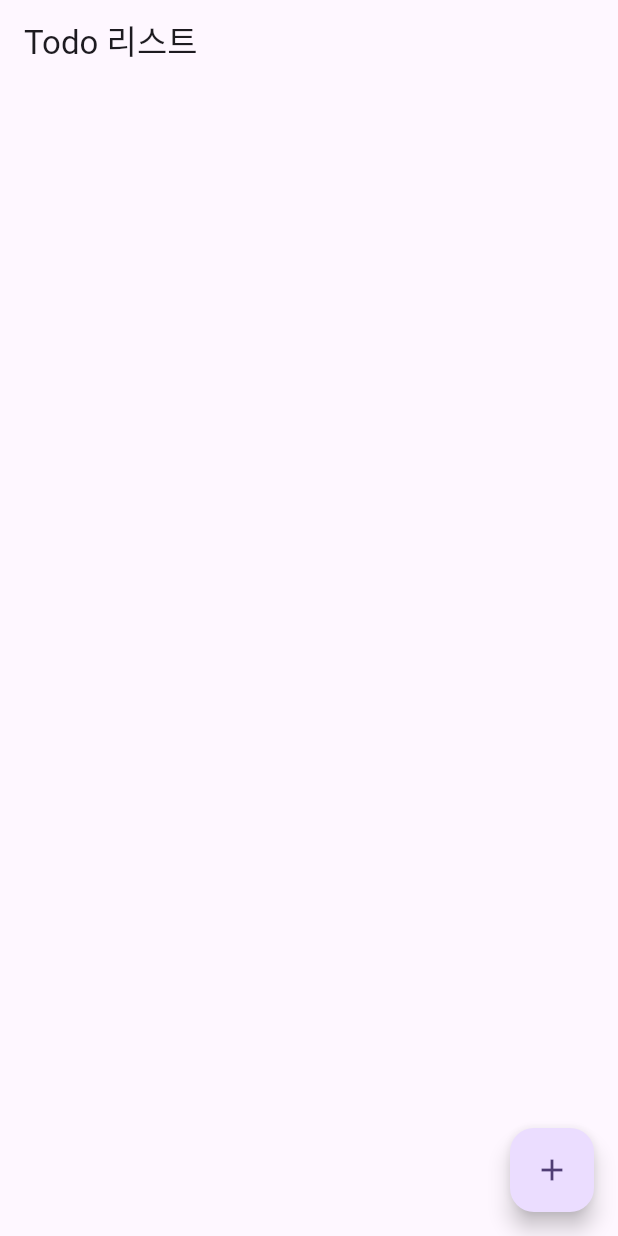
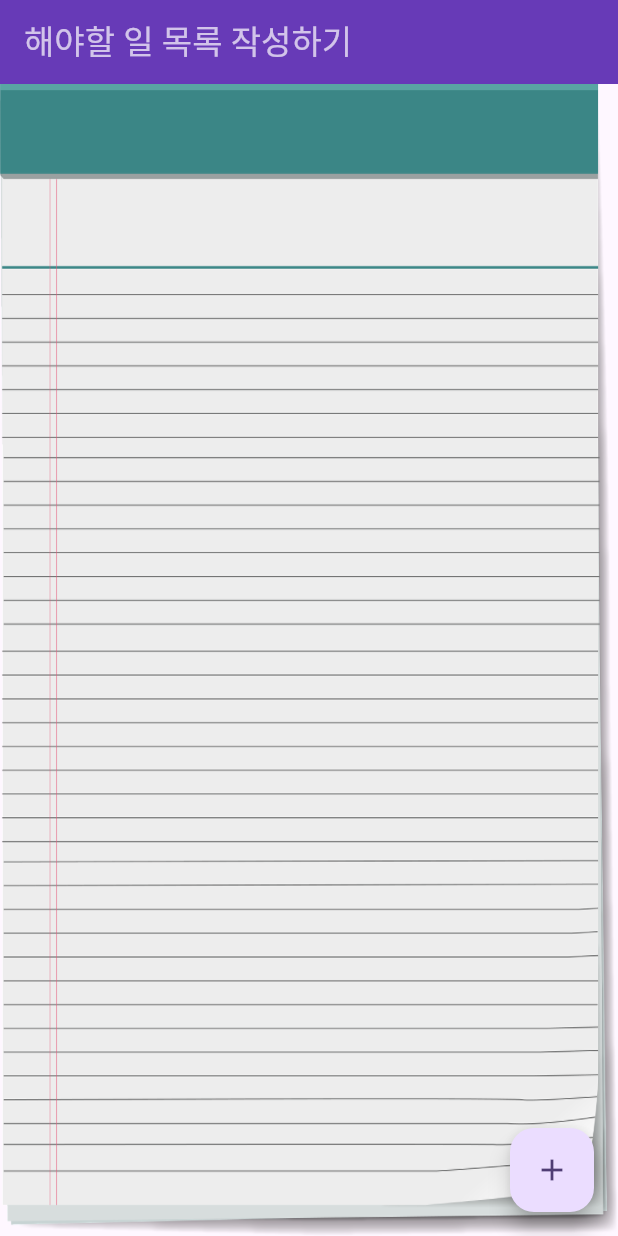
Before and after one commit to hugedreamhd/todolist, a Flutter app: the screen it shows after launch, on a phone screen of 412 x 824 dp. Run offline on Flutter 3.47's test engine with Material 3 defaults, Android fonts, the phone set to English and light mode, and no system bars; our stand-ins replace hive, hive_flutter; accounts and stored records are empty.

Commit message:
feat: todolist 앱 출시한 수정본

```diff
--- a/lib/list_screen.dart
+++ b/lib/list_screen.dart
@@ -33,9 +33,20 @@ class _ListScreenState extends State<ListScreen> {
   Widget build(BuildContext context) {
     return Scaffold(
       appBar: AppBar(
-        title: const Text('Todo 리스트'),
+        backgroundColor: Colors.deepPurple,
+        title: const Text(
+          '해야할 일 목록 작성하기',
+          style: TextStyle(color: Colors.white70),
         ),
-      body: ListView(
+      ),
+      body: Container(
+        decoration: const BoxDecoration(
+         image: DecorationImage(
+           image: AssetImage('assets/img/note_image.png'),
+           fit: BoxFit.fill,
+         ),
+        ),
+        child: ListView(
           //List있는 값을 변환해서 표현할때는 map 함수를 쓰면 된다
           children: todos.values
               .map((e) => TodoItem(
@@ -55,6 +66,7 @@ class _ListScreenState extends State<ListScreen> {
                   ))
               .toList(), //Iterable로 반환되서 List형태로 바꿔줘야한다
         ),
+      ),
       floatingActionButton: FloatingActionButton(
         onPressed: () async {
           await Navigator.push(
--- a/lib/main.dart
+++ b/lib/main.dart
@@ -6,6 +6,7 @@ import 'package:todolist/todo.dart';
 late final Box<Todo> todos; //탑레벨(아무데서나 접근가능한 곳)에 늦게 값을 초기화 하겠다 밑에 todos에서
 
 Future<void> main() async {
+
   await Hive.initFlutter(); //Hive 초기화 await를 왜 제거해도 된다고 그러지?
 //Hive가 todo라는 객체를 알 수 있도록 알려줘야 한당
   Hive.registerAdapter(TodoAdapter()); //준비 완료
@@ -20,7 +21,10 @@ class MyApp extends StatelessWidget {
 
   @override
   Widget build(BuildContext context) {
+
     return MaterialApp(
+      debugShowCheckedModeBanner: false,
+
       title: 'Flutter Demo',
       theme: ThemeData(
         colorScheme: ColorScheme.fromSeed(seedColor: Colors.deepPurple),
--- a/lib/todo_item.dart
+++ b/lib/todo_item.dart
@@ -1,5 +1,6 @@
 import 'package:flutter/material.dart';
 import 'package:intl/intl.dart';
+import 'package:todolist/si_dialog.dart';
 import 'package:todolist/todo.dart';
 
 class TodoItem extends StatelessWidget {
@@ -38,8 +39,15 @@ class TodoItem extends StatelessWidget {
       //int라 String으로 바꾸려고
       trailing: todo.isDone
           ? GestureDetector(
-              onTap: () {
-                onDelete(todo);
+              onTap: () async {
+                // 여기서 지울지 말지 체크
+                // 여기서 상인다이얼로그를 불렀잖아요?
+                // todo_item이라는 친구가 상인다이얼로그한테 물었죠.
+                // 진짜 삭제 할꺼냐?
+                // 그럼 상인 다이얼로그가 예 아니오로 답변을 주는 식.
+                // 상인다이얼로그가 "답변 해준 값"이 isDelete에 담기는 형식입니다.
+                bool? isDelete =  await siDialog(context, '삭제', '정말 삭제할까요?', false);
+                if(isDelete!) onDelete(todo);
               },
               child: const Icon(Icons.delete_forever),
             )
--- a/pubspec.yaml
+++ b/pubspec.yaml
@@ -64,8 +64,8 @@ flutter:
   uses-material-design: true
 
   # To add assets to your application, add an assets section, like this:
-  # assets:
-  #   - images/a_dot_burr.jpeg
+  assets:
+    - assets/img/
   #   - images/a_dot_ham.jpeg
 
   # An image asset can refer to one or more resolution-specific "variants", see
```
Also changed, not shown: lib/create_screen.dart (+11 -2 lines), lib/si_dialog.dart (added, +138 -0 lines), assets/img/note_image.png (added), 6 other files. Lines whose indentation alone changed are shown as unchanged.
